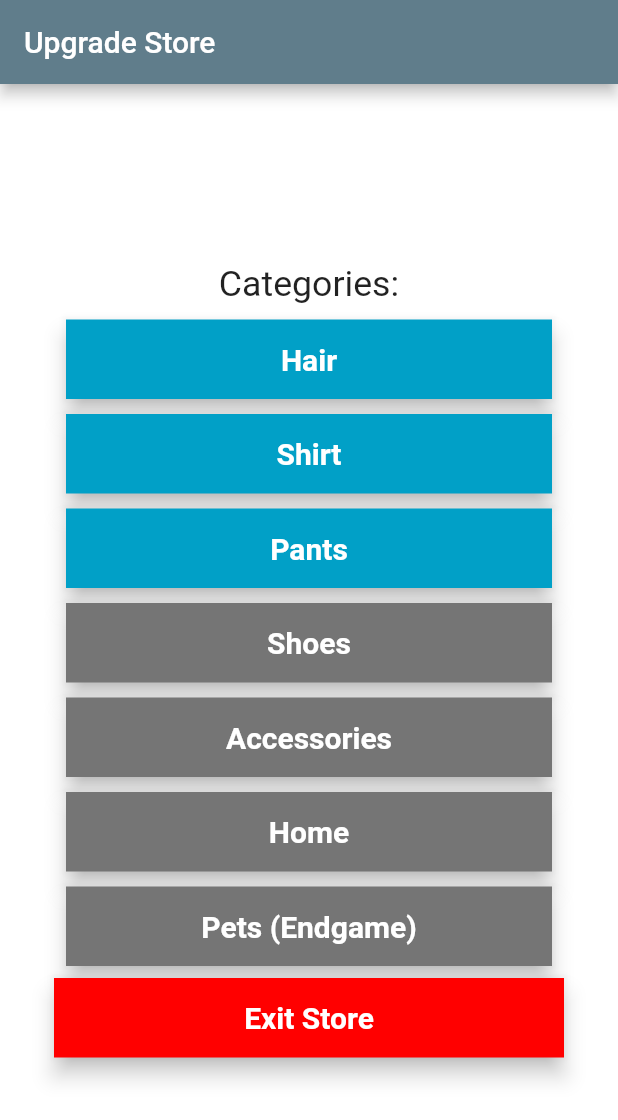
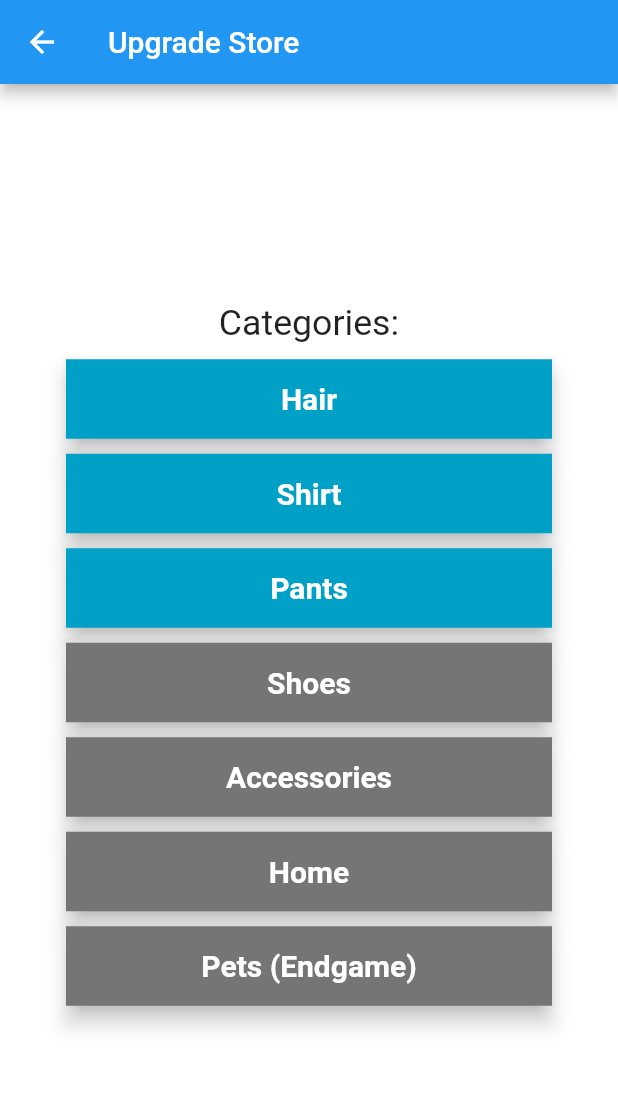
Before and after one commit to warrenchu/UofT_Hacks_2021, a Flutter app: the Home screen opened directly, after a tap on the "local convenience store" icon, on a phone screen of 412 x 824 dp. Shown: the top 1120 px of the screen. Run offline on Flutter 3.47's test engine with Material 2 defaults, Android fonts, the phone set to English and light mode, and no system bars; our stand-ins replace shared_preferences; missing offline and left inert: flame; accounts and stored records are empty; Roboto replaces fonts that are missing (Montserrat); statements that could not run were skipped.

Commit message:
Commented out store front as material app, now has back button

```diff
--- a/lib/maingame.dart
+++ b/lib/maingame.dart
@@ -28,7 +28,7 @@ class Home extends StatefulWidget {
 
 class _HomeState extends State<Home> {
   int _currentIndex = 0;
-  final List<Widget> _children = [StoreFront()];
+  final List<Widget> _children = [storeFront()];
   @override
   Widget build(BuildContext context) {
     return Scaffold(
@@ -38,7 +38,7 @@ class _HomeState extends State<Home> {
           tooltip: "Go to store",
           onPressed: () {
             Navigator.push(
-                context, MaterialPageRoute(builder: (context) => StoreFront()));
+                context, MaterialPageRoute(builder: (context) => storeFront()));
           },
         ),
         IconButton(
--- a/lib/store_front.dart
+++ b/lib/store_front.dart
@@ -4,18 +4,6 @@ import 'package:flutter/material.dart';
 import 'package:rbc_savings_game/maingame.dart';
 import 'maingame.dart';
 import 'store_catalogue.dart';
-
-class StoreFront extends StatelessWidget {
-  @override
-  Widget build(BuildContext context) {
-    // Create the widget context
-    return MaterialApp(
-      title: "Store Front",
-      theme: ThemeData(primarySwatch: Colors.blueGrey),
-      home: storeFront(title: 'Store Front'),
-    );
-  }
-}
 
 TextStyle style = TextStyle(fontFamily: 'Montserrat', fontSize: 20);
 
@@ -128,24 +116,24 @@ class _storeFrontState extends State<storeFront> {
       ],
     );
 
-    final backButton = Material(
-      elevation: 6.0,
-      color: Color(0xffff0000),
-      child: MaterialButton(
-        minWidth: MediaQuery.of(context).size.width,
-        padding: EdgeInsets.fromLTRB(20.0, 15.0, 20.0, 15.0),
-        onPressed: () {
-          Navigator.push(
-            context,
-            MaterialPageRoute(builder: (context) => Home()),
-          );
-        },
-        child: Text("Exit Store",
-            textAlign: TextAlign.center,
-            style: style.copyWith(
-                color: Colors.white, fontWeight: FontWeight.bold)),
-      ),
-    );
+    // final backButton = Material(
+    //   elevation: 6.0,
+    //   color: Color(0xffff0000),
+    //   child: MaterialButton(
+    //     minWidth: MediaQuery.of(context).size.width,
+    //     padding: EdgeInsets.fromLTRB(20.0, 15.0, 20.0, 15.0),
+    //     onPressed: () {
+    //       Navigator.push(
+    //         context,
+    //         MaterialPageRoute(builder: (context) => Home()),
+    //       );
+    //     },
+    //     child: Text("Exit Store",
+    //         textAlign: TextAlign.center,
+    //         style: style.copyWith(
+    //             color: Colors.white, fontWeight: FontWeight.bold)),
+    //   ),
+    // );
 
     return Scaffold(
       appBar: AppBar(title: Text('Upgrade Store')),
@@ -167,7 +155,7 @@ class _storeFrontState extends State<storeFront> {
                       textScaleFactor: 1.7,
                     )),
                 menu,
-                backButton,
+                // backButton,
               ],
             ),
           ),
@@ -178,5 +166,5 @@ class _storeFrontState extends State<storeFront> {
 }
 
 void main() {
-  runApp(StoreFront());
+  runApp(storeFront());
 }
```
